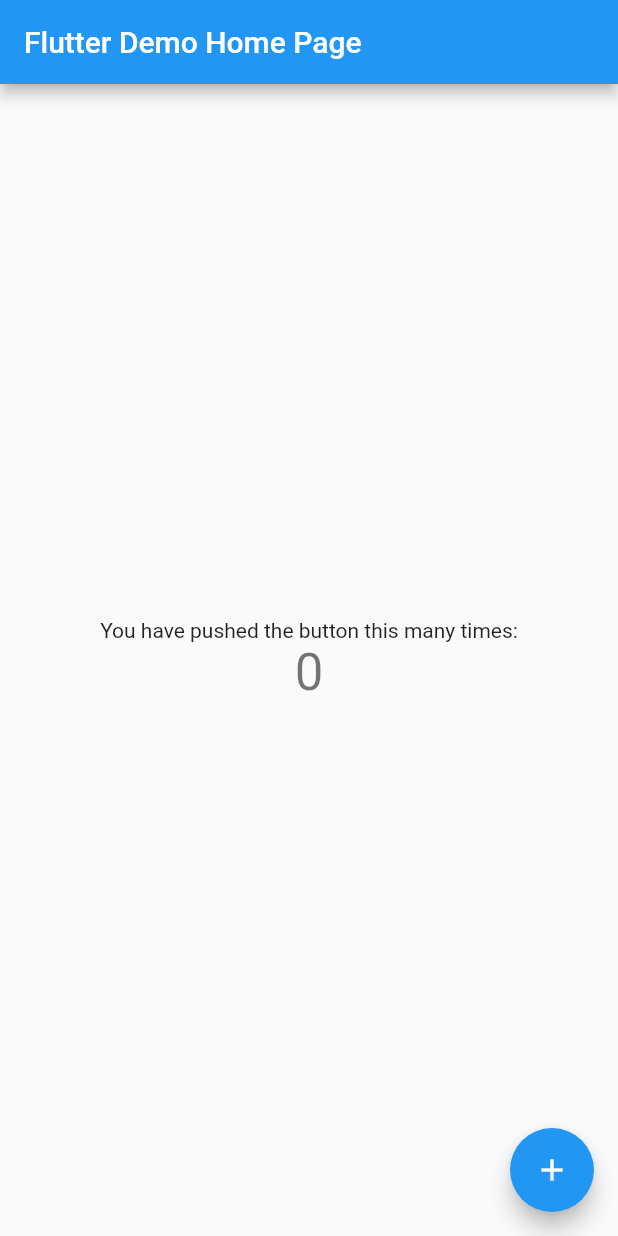
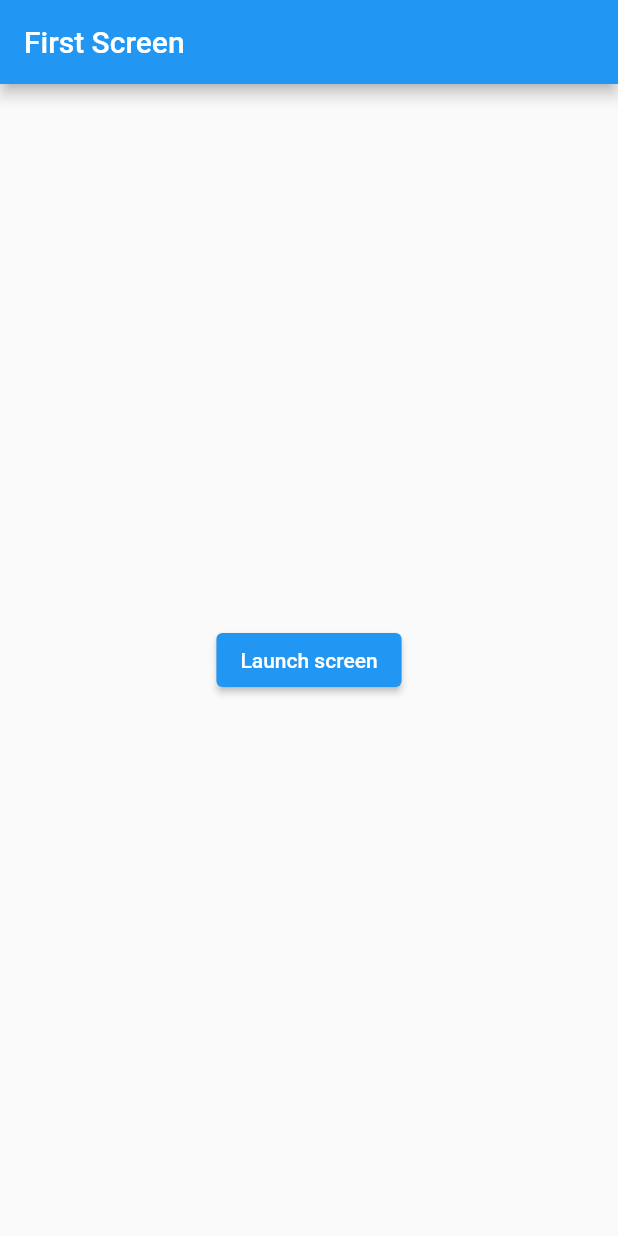
Before and after one commit to Fariszz/Flutter_Navigation, a Flutter app: the screen it shows after launch, on a phone screen of 412 x 824 dp. Run offline on Flutter 3.47's test engine with Material 2 defaults, Android fonts, the phone set to English and light mode, and no system bars.

Commit message:
Create two screens

```diff
--- a/navigate_named_routes/lib/main.dart
+++ b/navigate_named_routes/lib/main.dart
@@ -13,103 +13,52 @@
     return MaterialApp(
       title: 'Flutter Demo',
       theme: ThemeData(
-        // This is the theme of your application.
-        //
-        // Try running your application with "flutter run". You'll see the
-        // application has a blue toolbar. Then, without quitting the app, try
-        // changing the primarySwatch below to Colors.green and then invoke
-        // "hot reload" (press "r" in the console where you ran "flutter run",
-        // or simply save your changes to "hot reload" in a Flutter IDE).
-        // Notice that the counter didn't reset back to zero; the application
-        // is not restarted.
+
         primarySwatch: Colors.blue,
       ),
-      home: const MyHomePage(title: 'Flutter Demo Home Page'),
+      home: FirstScreen()
     );
   }
 }
 
-class MyHomePage extends StatefulWidget {
-  const MyHomePage({Key? key, required this.title}) : super(key: key);
-
-  // This widget is the home page of your application. It is stateful, meaning
-  // that it has a State object (defined below) that contains fields that affect
-  // how it looks.
-
-  // This class is the configuration for the state. It holds the values (in this
-  // case the title) provided by the parent (in this case the App widget) and
-  // used by the build method of the State. Fields in a Widget subclass are
-  // always marked "final".
-
-  final String title;
-
-  @override
-  State<MyHomePage> createState() => _MyHomePageState();
-}
-
-class _MyHomePageState extends State<MyHomePage> {
-  int _counter = 0;
-
-  void _incrementCounter() {
-    setState(() {
-      // This call to setState tells the Flutter framework that something has
-      // changed in this State, which causes it to rerun the build method below
-      // so that the display can reflect the updated values. If we changed
-      // _counter without calling setState(), then the build method would not be
-      // called again, and so nothing would appear to happen.
-      _counter++;
-    });
-  }
+class FirstScreen extends StatelessWidget {
+  const FirstScreen({Key? key}) : super(key: key);
 
   @override
   Widget build(BuildContext context) {
-    // This method is rerun every time setState is called, for instance as done
-    // by the _incrementCounter method above.
-    //
-    // The Flutter framework has been optimized to make rerunning build methods
-    // fast, so that you can just rebuild anything that needs updating rather
-    // than having to individually change instances of widgets.
     return Scaffold(
       appBar: AppBar(
-        // Here we take the value from the MyHomePage object that was created by
-        // the App.build method, and use it to set our appbar title.
-        title: Text(widget.title),
+        title: const Text('First Screen'),
       ),
       body: Center(
-        // Center is a layout widget. It takes a single child and positions it
-        // in the middle of the parent.
-        child: Column(
-          // Column is also a layout widget. It takes a list of children and
-          // arranges them vertically. By default, it sizes itself to fit its
-          // children horizontally, and tries to be as tall as its parent.
-          //
-          // Invoke "debug painting" (press "p" in the console, choose the
-          // "Toggle Debug Paint" action from the Flutter Inspector in Android
-          // Studio, or the "Toggle Debug Paint" command in Visual Studio Code)
-          // to see the wireframe for each widget.
-          //
-          // Column has various properties to control how it sizes itself and
-          // how it positions its children. Here we use mainAxisAlignment to
-          // center the children vertically; the main axis here is the vertical
-          // axis because Columns are vertical (the cross axis would be
-          // horizontal).
-          mainAxisAlignment: MainAxisAlignment.center,
-          children: <Widget>[
-            const Text(
-              'You have pushed the button this many times:',
-            ),
-            Text(
-              '$_counter',
-              style: Theme.of(context).textTheme.headline4,
-            ),
-          ],
+        child: ElevatedButton(
+          onPressed: () {
+            // Navigate to the second screen when tapped.
+          },
+          child: const Text('Launch screen'),
         ),
       ),
-      floatingActionButton: FloatingActionButton(
-        onPressed: _incrementCounter,
-        tooltip: 'Increment',
-        child: const Icon(Icons.add),
-      ), // This trailing comma makes auto-formatting nicer for build methods.
     );
   }
 }
+
+class SecondScreen extends StatelessWidget {
+  const SecondScreen({Key? key}) : super(key: key);
+
+  @override
+  Widget build(BuildContext context) {
+    return Scaffold(
+      appBar: AppBar(
+        title: const Text('Second Screen'),
+      ),
+      body: Center(
+        child: ElevatedButton(
+          onPressed: () {
+            // Navigate back to first screen when tapped.
+          },
+          child: const Text('Go back!'),
+        ),
+      ),
+    );
+  }
+}
```
